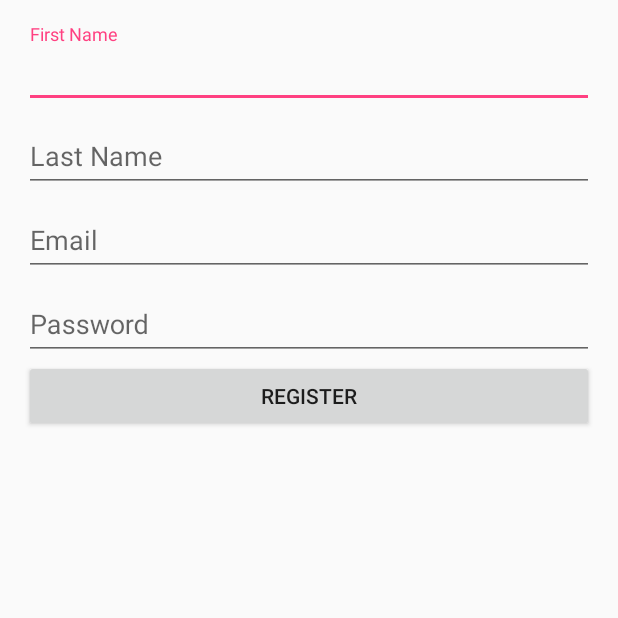
After one commit to PhilibertDugas/Carko, an Android app: the RegisterActivity screen opened directly, with no data from a screen before it, on a phone screen of 412 x 824 dp, the top half of it. The commit adds this screen. Run offline under Robolectric (Android 15) with nearby library versions, the phone set to English and light mode, and no system bars.

Commit message:
Playing with UI

```diff
--- /dev/null
+++ b/Android/Carko/app/src/main/java/com/carko/carko/RegisterActivity.java
@@ -0,0 +1,13 @@
+package com.carko.carko;
+
+import android.support.v7.app.AppCompatActivity;
+import android.os.Bundle;
+
+public class RegisterActivity extends AppCompatActivity {
+
+    @Override
+    protected void onCreate(Bundle savedInstanceState) {
+        super.onCreate(savedInstanceState);
+        setContentView(R.layout.activity_register);
+    }
+}
--- a/Android/Carko/app/src/main/res/layout/activity_main.xml
+++ b/Android/Carko/app/src/main/res/layout/activity_main.xml
@@ -22,11 +22,13 @@
         <Button
             android:layout_width="wrap_content"
             android:layout_height="wrap_content"
-            android:text="@string/login_button"/>
+            android:text="@string/login_button"
+            android:onClick="signIn"/>
 
         <Button
             android:layout_width="wrap_content"
             android:layout_height="wrap_content"
-            android:text="@string/register_button"/>
+            android:text="@string/register_button"
+            android:onClick="register"/>
     </LinearLayout>
 </LinearLayout>
--- /dev/null
+++ b/Android/Carko/app/src/main/res/layout/activity_register.xml
@@ -0,0 +1,66 @@
+<?xml version="1.0" encoding="utf-8"?>
+<LinearLayout xmlns:android="http://schemas.android.com/apk/res/android"
+    xmlns:app="http://schemas.android.com/apk/res-auto"
+    xmlns:tools="http://schemas.android.com/tools"
+    android:id="@+id/activity_register"
+    android:layout_width="match_parent"
+    android:layout_height="match_parent"
+    android:paddingBottom="@dimen/activity_vertical_margin"
+    android:paddingLeft="@dimen/activity_horizontal_margin"
+    android:paddingRight="@dimen/activity_horizontal_margin"
+    android:paddingTop="@dimen/activity_vertical_margin"
+    tools:context="com.carko.carko.RegisterActivity"
+    android:orientation="vertical">
+
+
+    <android.support.design.widget.TextInputLayout
+        android:layout_width="match_parent"
+        android:layout_height="wrap_content">
+
+        <android.support.design.widget.TextInputEditText
+            android:layout_width="match_parent"
+            android:layout_height="wrap_content"
+            android:hint="First Name"
+            android:id="@+id/firstName"
+            android:inputType="textPersonName" />
+    </android.support.design.widget.TextInputLayout>
+
+    <android.support.design.widget.TextInputLayout
+        android:layout_width="match_parent"
+        android:layout_height="wrap_content">
+
+        <android.support.design.widget.TextInputEditText
+            android:layout_width="match_parent"
+            android:layout_height="wrap_content"
+            android:hint="Last Name"
+            android:inputType="textPersonName" />
+    </android.support.design.widget.TextInputLayout>
+
+    <android.support.design.widget.TextInputLayout
+        android:layout_width="match_parent"
+        android:layout_height="wrap_content">
+
+        <android.support.design.widget.TextInputEditText
+            android:layout_width="match_parent"
+            android:layout_height="wrap_content"
+            android:hint="Email"
+            android:inputType="textEmailAddress" />
+    </android.support.design.widget.TextInputLayout>
+
+    <android.support.design.widget.TextInputLayout
+        android:layout_width="match_parent"
+        android:layout_height="wrap_content">
+
+        <android.support.design.widget.TextInputEditText
+            android:layout_width="match_parent"
+            android:layout_height="wrap_content"
+            android:hint="Password"
+            android:inputType="textPassword" />
+    </android.support.design.widget.TextInputLayout>
+
+    <Button
+        android:text="Register"
+        android:layout_width="match_parent"
+        android:layout_height="wrap_content"
+        android:id="@+id/button" />
+</LinearLayout>
--- a/Android/Carko/app/src/main/res/values/styles.xml
+++ b/Android/Carko/app/src/main/res/values/styles.xml
@@ -1,7 +1,7 @@
 <resources>
 
     <!-- Base application theme. -->
-    <style name="AppTheme" parent="Theme.AppCompat.Light.DarkActionBar">
+    <style name="AppTheme" parent="Theme.AppCompat.Light.NoActionBar">
         <!-- Customize your theme here. -->
         <item name="colorPrimary">@color/colorPrimary</item>
         <item name="colorPrimaryDark">@color/colorPrimaryDark</item>
```
Also changed, not shown: Android/Carko/app/src/main/AndroidManifest.xml (+5 -3 lines), Android/Carko/app/src/main/java/com/carko/carko/MainActivity.java (+15 -0 lines), Android/Carko/app/src/main/res/layout/activity_login.xml (+3 -4 lines), Android/Carko/app/src/main/res/values/strings.xml (+6 -3 lines).
